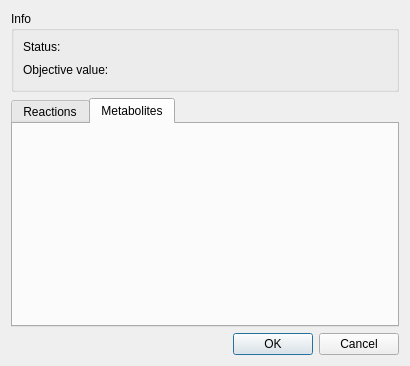
Old version of the form GEMEditor/solution/ui/src/SolutionDialog.ui in the repository JuBra/GEMEditor.
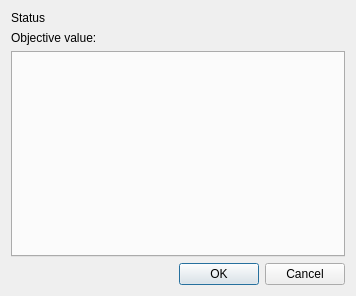
New version of the form.

Commit message: Combine solution dialogs into single dialog

```diff
--- a/GEMEditor/solution/ui/src/SolutionDialog.ui
+++ b/GEMEditor/solution/ui/src/SolutionDialog.ui
@@ -6,8 +6,8 @@
    <rect>
     <x>0</x>
     <y>0</y>
-    <width>410</width>
-    <height>366</height>
+    <width>356</width>
+    <height>296</height>
    </rect>
   </property>
   <property name="windowTitle">
@@ -15,40 +15,22 @@
   </property>
   <layout class="QVBoxLayout" name="verticalLayout">
    <item>
-    <widget class="QGroupBox" name="groupBox">
-     <property name="title">
-      <string>Info</string>
-     </property>
      <layout class="QGridLayout" name="gridLayout">
-      <item row="1" column="1">
-       <widget class="QLabel" name="label_objective_value">
-        <property name="text">
-         <string/>
-        </property>
-       </widget>
-      </item>
-      <item row="0" column="1">
-       <widget class="QLabel" name="label_status_value">
-        <property name="text">
-         <string/>
-        </property>
-       </widget>
-      </item>
-      <item row="1" column="0">
-       <widget class="QLabel" name="label_2">
-        <property name="text">
-         <string>Objective value:</string>
-        </property>
-       </widget>
-      </item>
       <item row="0" column="0">
        <widget class="QLabel" name="label">
         <property name="text">
-         <string>Status:</string>
+        <string>Status</string>
         </property>
        </widget>
       </item>
-      <item row="1" column="2">
+     <item row="0" column="1">
+      <widget class="QLabel" name="label_status">
+       <property name="text">
+        <string/>
+       </property>
+      </widget>
+     </item>
+     <item row="0" column="2" rowspan="2">
        <spacer name="horizontalSpacer">
         <property name="orientation">
          <enum>Qt::Horizontal</enum>
@@ -61,25 +43,24 @@
         </property>
        </spacer>
       </item>
-     </layout>
-    </widget>
+     <item row="1" column="0">
+      <widget class="QLabel" name="label_3">
+       <property name="text">
+        <string>Objective value:</string>
+       </property>
+      </widget>
+     </item>
+     <item row="1" column="1">
+      <widget class="QLabel" name="label_label_objective">
+       <property name="text">
+        <string/>
+       </property>
+      </widget>
+     </item>
+    </layout>
    </item>
    <item>
-    <widget class="QTabWidget" name="tabWidget">
-     <property name="currentIndex">
-      <number>1</number>
-     </property>
-     <widget class="QWidget" name="tab">
-      <attribute name="title">
-       <string>Reactions</string>
-      </attribute>
-     </widget>
-     <widget class="QWidget" name="tab_2">
-      <attribute name="title">
-       <string>Metabolites</string>
-      </attribute>
-     </widget>
-    </widget>
+    <widget class="QTabWidget" name="tabWidget"/>
    </item>
    <item>
     <widget class="QDialogButtonBox" name="buttonBox">
```
Left out of the diff: 2 changed lines with no effect on the pictures. Lines whose indentation alone changed are shown as unchanged. The commit also changes 13 other files.
